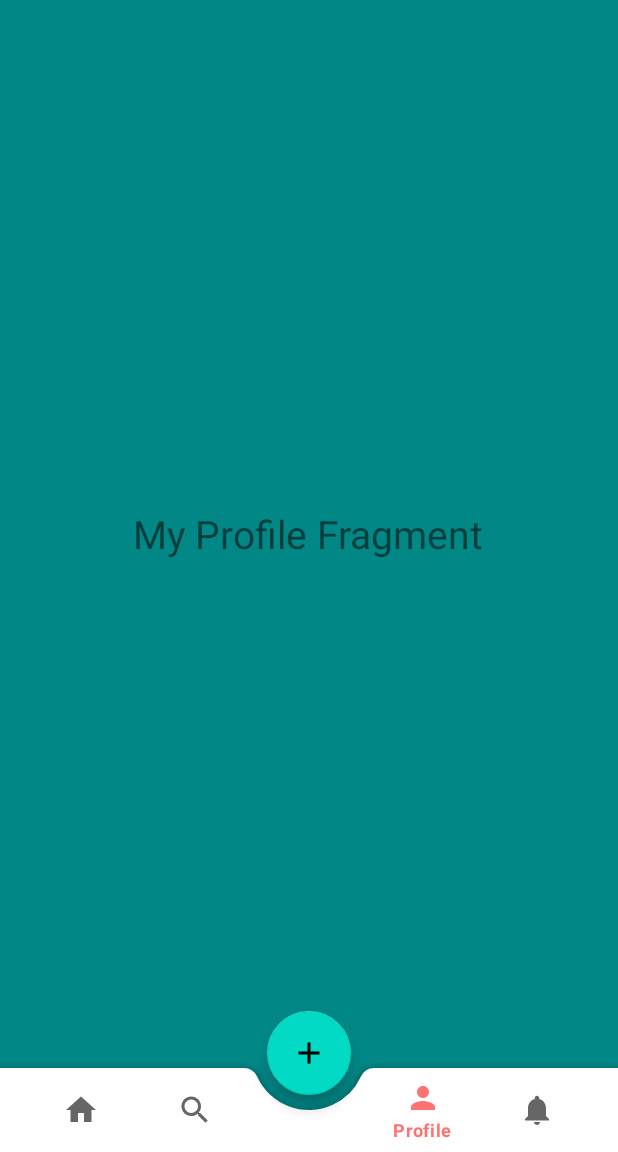
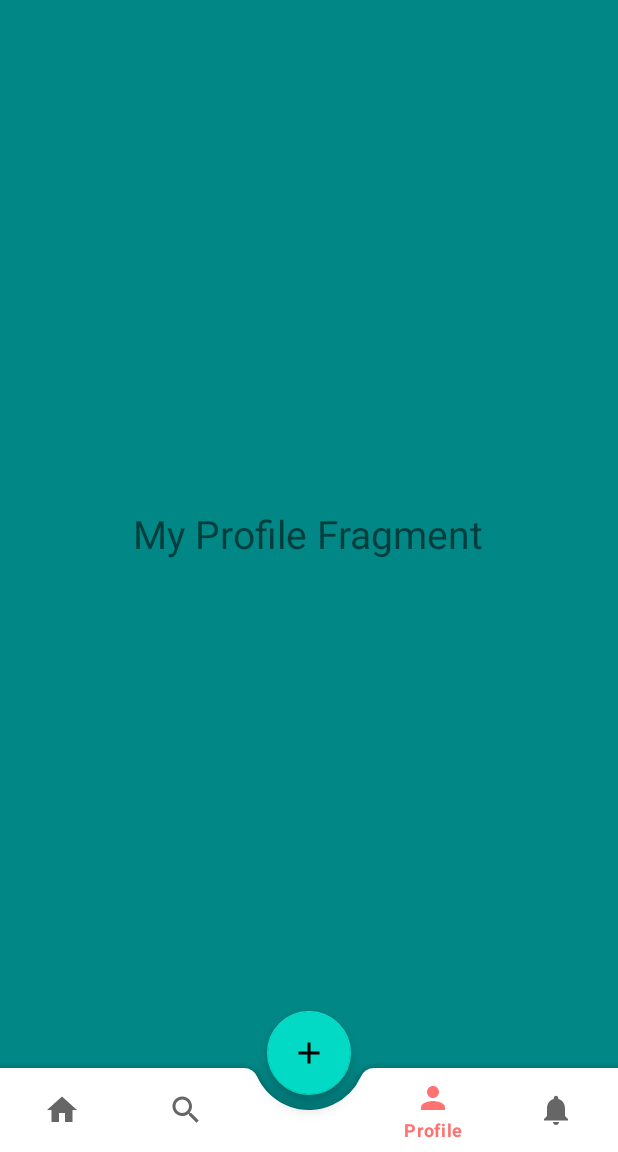
Before and after one commit to tavi22/Clothes-Resell, an Android app: the screen it shows after launch (MainActivity), item 4 of the bottom bar chosen, on a phone screen of 412 x 824 dp, the part 84-1236 px from its top. Run offline under Robolectric (Android 15) with nearby library versions, the light colour scheme and no system bars.

Commit message:
V2 FrontEnd

```diff
--- a/ClothesResell2/app/src/main/res/layout/activity_main.xml
+++ b/ClothesResell2/app/src/main/res/layout/activity_main.xml
@@ -15,50 +15,37 @@
 
     <!--Bottom Navigation Bar with Floating Action Button-->
     <com.google.android.material.bottomappbar.BottomAppBar
+        android:id="@+id/bottomAppBar"
         android:layout_width="match_parent"
         android:layout_height="wrap_content"
         android:layout_gravity="bottom"
-        android:id="@+id/bottomAppBar"
         app:fabCradleMargin="10dp"
         app:fabCradleRoundedCornerRadius="10dp"
         app:fabCradleVerticalOffset="10dp"
-        app:layout_constraintBottom_toBottomOf="parent"
-        tools:ignore="BottomAppBar">
+        />
+
+    <FrameLayout
+        android:layout_width="match_parent"
+        android:layout_height="wrap_content"
+        android:layout_gravity="bottom">
 
         <com.google.android.material.bottomnavigation.BottomNavigationView
+            android:id="@+id/bottomNavView"
             android:layout_width="match_parent"
             android:layout_height="wrap_content"
-            android:id="@+id/bottomNavView"
-            android:layout_marginEnd="16dp"
             android:background="@drawable/transparent_background"
-            app:menu="@menu/bottom_nav_menu">
+            app:menu="@menu/bottom_nav_menu" />
 
-        </com.google.android.material.bottomnavigation.BottomNavigationView>
+    </FrameLayout>
 
-    </com.google.android.material.bottomappbar.BottomAppBar>
 
     <com.google.android.material.floatingactionbutton.FloatingActionButton
+        android:id="@+id/fab"
         android:layout_width="wrap_content"
         android:layout_height="wrap_content"
-        android:id="@+id/fab"
         android:src="@drawable/ic_baseline_add_24"
-        app:layout_anchor="@id/bottomAppBar"
-        tools:ignore="MissingConstraints" />
+        app:layout_anchor="@id/bottomAppBar" />
 
-<!--    <com.google.android.material.appbar.AppBarLayout-->
-<!--        android:layout_width="match_parent"-->
-<!--        android:layout_height="wrap_content"-->
-<!--        android:backgroundTint="@color/rosu"-->
-<!--        app:liftOnScroll="true">-->
-<!--        -->
-
-<!--            <androidx.appcompat.widget.Toolbar-->
-<!--                android:id="@+id/main_toolbar"-->
-<!--                android:layout_width="match_parent"-->
-<!--                android:layout_height="?attr/actionBarSize"-->
-<!--                />-->
-
-<!--    </com.google.android.material.appbar.AppBarLayout>-->
 
 
     <com.google.android.material.appbar.AppBarLayout
```
